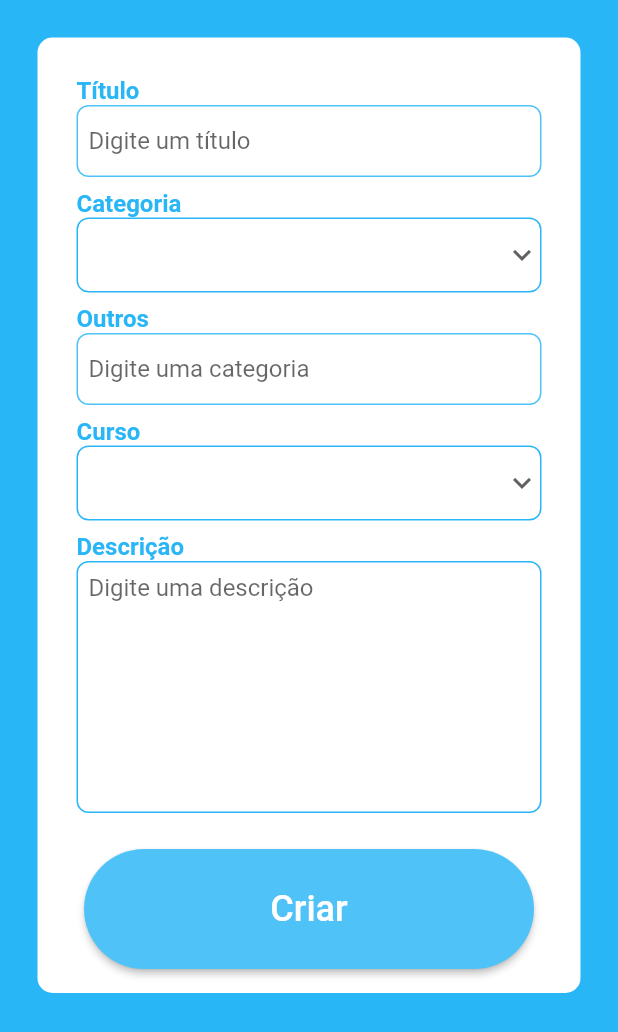
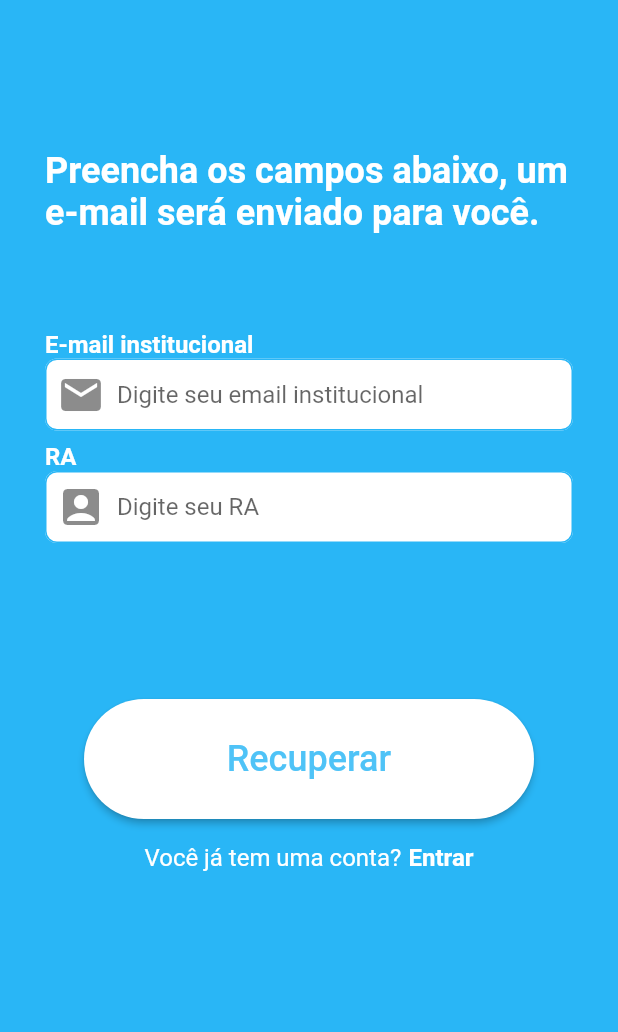
Before and after one commit to ygorrodrigues/inovConnect, a Flutter app: the screen it shows after launch, on a phone screen of 412 x 824 dp. Shown: the top 1032 px of the screen. Run offline on Flutter 3.47's test engine with Material 2 defaults, Android fonts, the phone set to English and light mode, and no system bars; missing offline and left inert: http_interceptor.

Commit message:
Form Forgot Password

```diff
--- a/lib/main.dart
+++ b/lib/main.dart
@@ -1,6 +1,6 @@
 // import 'dart:html';
 import 'package:flutter/material.dart';
-import 'package:inov_connect/screens/posts/form.dart';
+import 'package:inov_connect/screens/users/forgot.dart';
 
 void main() => runApp(InovConnect());
 
@@ -12,7 +12,7 @@ class InovConnect extends StatelessWidget {
       theme: ThemeData(
         scaffoldBackgroundColor: Colors.grey[50],
       ),
-      home: FormPost(),
+      home: Forgot(),
     );
   }
 }
--- /dev/null
+++ b/lib/screens/users/forgot.dart
@@ -0,0 +1,178 @@
+import 'package:flutter/material.dart';
+
+class Forgot extends StatelessWidget {
+  @override
+  Widget build(BuildContext context) {
+    return Scaffold(
+      backgroundColor: Colors.lightBlue[400],
+      body: SingleChildScrollView(
+        child: Container(
+          margin: EdgeInsets.only(left: 30, right: 30, top: 100, bottom: 0),
+          child: Column(
+            children: <Widget>[
+              Padding(
+                padding: const EdgeInsets.only(
+                  bottom: 64.0,
+                ),
+                child: Text(
+                  'Preencha os campos abaixo, um e-mail será enviado para você.',
+                  style: TextStyle(
+                    fontSize: 24.0,
+                    color: Colors.white,
+                    fontWeight: FontWeight.bold,
+                  ),
+                ),
+              ),
+              Align(
+                alignment: Alignment.centerLeft,
+                child: Text(
+                  'E-mail institucional',
+                  style: TextStyle(
+                    fontSize: 16.0,
+                    color: Colors.white,
+                    fontWeight: FontWeight.bold,
+                  ),
+                ),
+              ),
+              Row(
+                children: <Widget>[
+                  Expanded(
+                    child: Padding(
+                      padding: const EdgeInsets.only(bottom: 8.0),
+                      child: TextField(
+                        keyboardType: TextInputType.text,
+                        style: TextStyle(
+                          fontSize: 16.0,
+                          color: Colors.black,
+                        ),
+                        decoration: InputDecoration(
+                          contentPadding: const EdgeInsets.all(8.0),
+                          fillColor: Colors.white,
+                          filled: true,
+                          prefixIcon: Icon(
+                            Icons.mail,
+                            size: 32.0,
+                            color: Colors.black45,
+                          ),
+                          hintText: 'Digite seu email institucional',
+                          border: OutlineInputBorder(
+                            borderRadius: BorderRadius.all(
+                              Radius.circular(8),
+                            ),
+                          ),
+                          enabledBorder: OutlineInputBorder(
+                            borderSide: BorderSide(
+                              color: Colors.lightBlue[400],
+                            ),
+                            borderRadius: new BorderRadius.all(
+                              Radius.circular(8),
+                            ),
+                          ),
+                        ),
+                      ),
+                    ),
+                  ),
+                ],
+              ),
+              Align(
+                alignment: Alignment.centerLeft,
+                child: Text(
+                  'RA',
+                  style: TextStyle(
+                    fontSize: 16.0,
+                    color: Colors.white,
+                    fontWeight: FontWeight.bold,
+                  ),
+                ),
+              ),
+              Padding(
+                padding: const EdgeInsets.only(bottom: 8.0),
+                child: TextField(
+                  keyboardType: TextInputType.number,
+                  style: TextStyle(
+                    fontSize: 16.0,
+                    color: Colors.black,
+                  ),
+                  decoration: InputDecoration(
+                    contentPadding: const EdgeInsets.all(8.0),
+                    fillColor: Colors.white,
+                    filled: true,
+                    prefixIcon: Icon(
+                      Icons.account_box,
+                      size: 32.0,
+                      color: Colors.black45,
+                    ),
+                    hintText: 'Digite seu RA',
+                    border: OutlineInputBorder(
+                      borderRadius: BorderRadius.all(
+                        Radius.circular(8),
+                      ),
+                    ),
+                    enabledBorder: OutlineInputBorder(
+                      borderSide: BorderSide(
+                        color: Colors.lightBlue[400],
+                      ),
+                      borderRadius: new BorderRadius.all(
+                        Radius.circular(8),
+                      ),
+                    ),
+                  ),
+                ),
+              ),
+              Padding(
+                padding: const EdgeInsets.only(top: 96.0, bottom: 16.0),
+                child: ButtonTheme(
+                  height: 80,
+                  minWidth: 300,
+                  child: RaisedButton(
+                    shape: RoundedRectangleBorder(
+                      borderRadius: BorderRadius.circular(40.0),
+                    ),
+                    onPressed: () {},
+                    color: Colors.white,
+                    child: Text(
+                      'Recuperar',
+                      style: TextStyle(
+                        fontSize: 24,
+                        color: Colors.lightBlue[300],
+                      ),
+                    ),
+                  ),
+                ),
+              ),
+              Stack(
+                children: <Widget>[
+                  Text(
+                    'Você já tem uma conta? ',
+                    style: TextStyle(
+                      fontSize: 16.0,
+                      color: Colors.white,
+                    ),
+                  ),
+                  Padding(
+                    padding: const EdgeInsets.only(
+                      left: 176.0,
+                    ),
+                    child: InkWell(
+                      onTap: () {
+                        Navigator.pop(context);
+                      },
+                      child: Text(
+                        'Entrar',
+                        style: TextStyle(
+                          fontSize: 16.0,
+                          color: Colors.white,
+                          fontWeight: FontWeight.bold,
+                        ),
+                      ),
+                    ),
+                  ),
+                ],
+              )
+            ],
+          ),
+        ),
+      ),
+    );
+  }
+}
```
